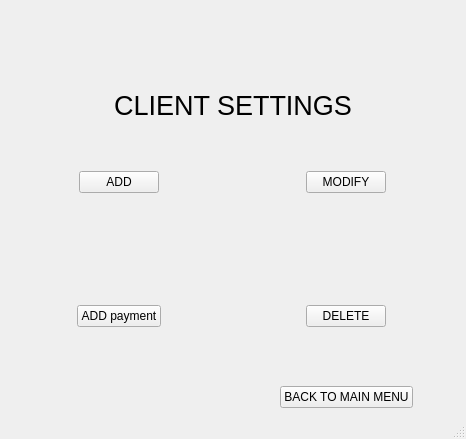
This is ui/client-settings.ui in yashu2001/gym-manager as Qt 5 draws it before an edit. The edited form follows.
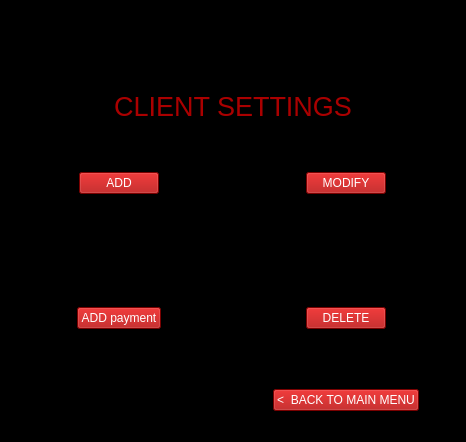
This is the edited form. Icons and pictures are not drawn.

Diff of the .ui file:
```diff
--- a/ui/client-settings.ui
+++ b/ui/client-settings.ui
@@ -7,12 +7,15 @@
     <x>0</x>
     <y>0</y>
     <width>466</width>
-    <height>439</height>
+    <height>442</height>
    </rect>
   </property>
   <property name="windowTitle">
    <string>MainWindow</string>
   </property>
+  <property name="styleSheet">
+   <string notr="true">background-color: rgb(0, 0, 0);</string>
+  </property>
   <widget class="QWidget" name="centralwidget">
    <layout class="QGridLayout" name="gridLayout">
     <item row="0" column="0" colspan="2" alignment="Qt::AlignHCenter|Qt::AlignTop">
@@ -30,6 +33,9 @@
     </item>
     <item row="1" column="0" colspan="2" alignment="Qt::AlignHCenter|Qt::AlignTop">
      <widget class="QLabel" name="label">
+      <property name="styleSheet">
+       <string notr="true">color: rgb(170, 0, 0);</string>
+      </property>
       <property name="text">
        <string>&lt;html&gt;&lt;head/&gt;&lt;body&gt;&lt;p align=&quot;center&quot;&gt;&lt;span style=&quot; font-size:20pt;&quot;&gt;CLIENT SETTINGS&lt;/span&gt;&lt;/p&gt;&lt;/body&gt;&lt;/html&gt;</string>
       </property>
@@ -37,6 +43,11 @@
     </item>
     <item row="2" column="0" alignment="Qt::AlignHCenter|Qt::AlignTop">
      <widget class="QPushButton" name="pushButton">
+      <property name="styleSheet">
+       <string notr="true">color: rgb(255, 255, 255);
+background-color: rgb(170, 0, 0);
+font: 75 10pt &quot;MS Shell Dlg 2&quot;;</string>
+      </property>
       <property name="text">
        <string>ADD</string>
       </property>
@@ -44,6 +55,11 @@
     </item>
     <item row="2" column="1" alignment="Qt::AlignHCenter|Qt::AlignTop">
      <widget class="QPushButton" name="pushButton_2">
+      <property name="styleSheet">
+       <string notr="true">color: rgb(255, 255, 255);
+background-color: rgb(170, 0, 0);
+font: 75 10pt &quot;MS Shell Dlg 2&quot;;</string>
+      </property>
       <property name="text">
        <string>MODIFY</string>
       </property>
@@ -51,6 +67,11 @@
     </item>
     <item row="3" column="0" alignment="Qt::AlignHCenter|Qt::AlignBottom">
      <widget class="QPushButton" name="pushButton_5">
+      <property name="styleSheet">
+       <string notr="true">color: rgb(255, 255, 255);
+background-color: rgb(170, 0, 0);
+font: 75 10pt &quot;MS Shell Dlg 2&quot;;</string>
+      </property>
       <property name="text">
        <string>ADD payment</string>
       </property>
@@ -58,6 +79,11 @@
     </item>
     <item row="3" column="1" alignment="Qt::AlignHCenter|Qt::AlignBottom">
      <widget class="QPushButton" name="pushButton_3">
+      <property name="styleSheet">
+       <string notr="true">color: rgb(255, 255, 255);
+background-color: rgb(170, 0, 0);
+font: 75 10pt &quot;MS Shell Dlg 2&quot;;</string>
+      </property>
       <property name="text">
        <string>DELETE</string>
       </property>
@@ -65,8 +91,13 @@
     </item>
     <item row="4" column="1" alignment="Qt::AlignHCenter|Qt::AlignBottom">
      <widget class="QPushButton" name="pushButton_4">
+      <property name="styleSheet">
+       <string notr="true">color: rgb(255, 255, 255);
+background-color: rgb(170, 0, 0);
+font: 75 10pt &quot;MS Shell Dlg 2&quot;;</string>
+      </property>
       <property name="text">
-       <string>BACK TO MAIN MENU</string>
+       <string>&lt;  BACK TO MAIN MENU</string>
       </property>
      </widget>
     </item>
```
